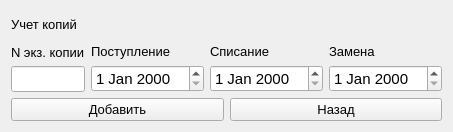
Above: copyaccountingminiform.ui from Lelius/FileLibrary before the change. Below: the same form after it.
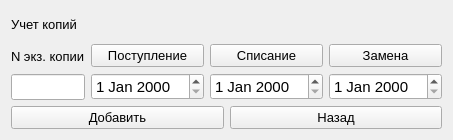
That is the form after the change.

Commit message: Изменил copyaccountingminiform.ui, заменил label на pushbutton. Мысль как схитрить почти оформилась, посмотрим получится ли...

Diff of the .ui file:
```diff
--- a/copyaccountingminiform.ui
+++ b/copyaccountingminiform.ui
@@ -7,7 +7,7 @@
     <x>0</x>
     <y>0</y>
     <width>430</width>
-    <height>132</height>
+    <height>140</height>
    </rect>
   </property>
   <property name="sizePolicy">
@@ -64,7 +64,7 @@
        <item>
         <layout class="QVBoxLayout" name="verticalLayout_2">
          <item>
-          <widget class="QLabel" name="labelReceiptDate">
+          <widget class="QPushButton" name="pushButtonReceiptDate">
            <property name="font">
             <font>
              <pointsize>10</pointsize>
@@ -89,7 +89,7 @@
        <item>
         <layout class="QVBoxLayout" name="verticalLayout_3">
          <item>
-          <widget class="QLabel" name="labelDateOfWriteOff">
+          <widget class="QPushButton" name="pushButtonDateOfWriteOff">
            <property name="font">
             <font>
              <pointsize>10</pointsize>
@@ -114,7 +114,7 @@
        <item>
         <layout class="QVBoxLayout" name="verticalLayout_4">
          <item>
-          <widget class="QLabel" name="labelReplacementDate">
+          <widget class="QPushButton" name="pushButtonReplacementDate">
            <property name="font">
             <font>
              <pointsize>10</pointsize>
```
The commit also changes 1 other file.
